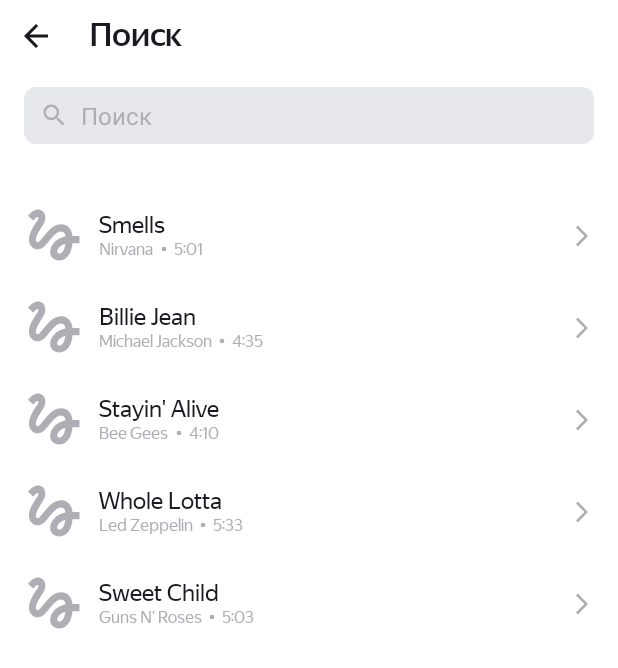
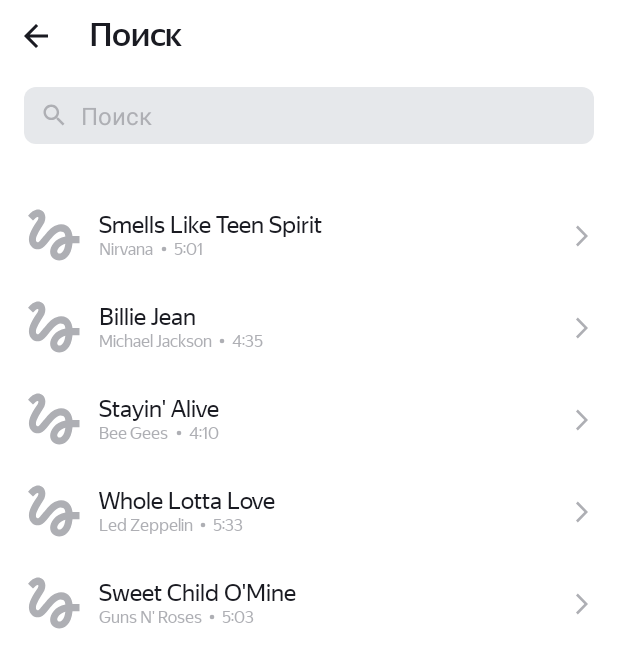
Before and after one commit to Sevlaria/PlaylistMaker, an Android app: the SearchingActivity screen opened directly, with no data from a screen before it, on a phone screen of 412 x 824 dp. Shown: the top 668 px of the screen. Run offline under Robolectric (Android 15) with nearby library versions, the phone set to English and light mode, and no system bars; pictures from the network do not load.

Commit message:
спринт 10-17.11

```diff
--- a/app/src/main/java/com/example/playlistmaker/SearchingActivity.kt
+++ b/app/src/main/java/com/example/playlistmaker/SearchingActivity.kt
@@ -20,6 +20,7 @@ import androidx.constraintlayout.widget.ConstraintSet.Layout
 import androidx.recyclerview.widget.LinearLayoutManager
 import androidx.recyclerview.widget.RecyclerView
 import com.bumptech.glide.Glide
+import com.bumptech.glide.load.resource.bitmap.RoundedCorners
 import java.security.PrivateKey
 
 
@@ -147,6 +148,7 @@ class SearchingActivity: AppCompatActivity() {
                  .load(model.artworkUrl100)
                  .placeholder(R.drawable.placeholder)
                  .centerCrop()
+                 .transform(RoundedCorners(8))
                  .into(artImageView)
         }
     }
--- a/app/src/main/res/layout/track.xml
+++ b/app/src/main/res/layout/track.xml
@@ -12,9 +12,10 @@
         android:layout_marginStart="@dimen/size_13"
         android:layout_marginVertical="@dimen/padding_8"/>
     <LinearLayout
-        android:layout_width="wrap_content"
+        android:layout_width="match_parent"
         android:layout_height="wrap_content"
         android:orientation="vertical"
+        android:layout_marginEnd="@dimen/size_44"
         android:layout_marginStart="@dimen/size_66"
         android:layout_marginTop="@dimen/size_14"
         >
@@ -25,7 +26,10 @@
             android:text="@string/hint_artist_name"
             android:fontFamily="@font/ys_display_regular"
             android:textSize="@dimen/size_16_text"
-            style="@style/color_text"/>
+            style="@style/color_text"
+            android:maxLines="1"
+            android:ellipsize="end"
+            android:singleLine="true"/>
         <LinearLayout
             android:layout_width="wrap_content"
             android:layout_height="wrap_content">
@@ -34,7 +38,10 @@
             android:layout_width="wrap_content"
             android:layout_height="wrap_content"
             android:text="@string/hint_track_name"
-            style="@style/text_recycler"/>
+            style="@style/text_recycler"
+            android:maxLines="1"
+            android:ellipsize="end"
+            android:singleLine="true"/>
             <ImageView
                 android:layout_width="wrap_content"
                 android:layout_height="wrap_content"
--- a/app/src/main/res/values/Dimensions.xml
+++ b/app/src/main/res/values/Dimensions.xml
@@ -20,4 +20,5 @@
     <dimen name="size_66">66dp</dimen>
     <dimen name="size_14">14dp</dimen>
     <dimen name="size_16_text">16sp</dimen>
+    <dimen name="size_44">44dp</dimen>
 </resources>
```
